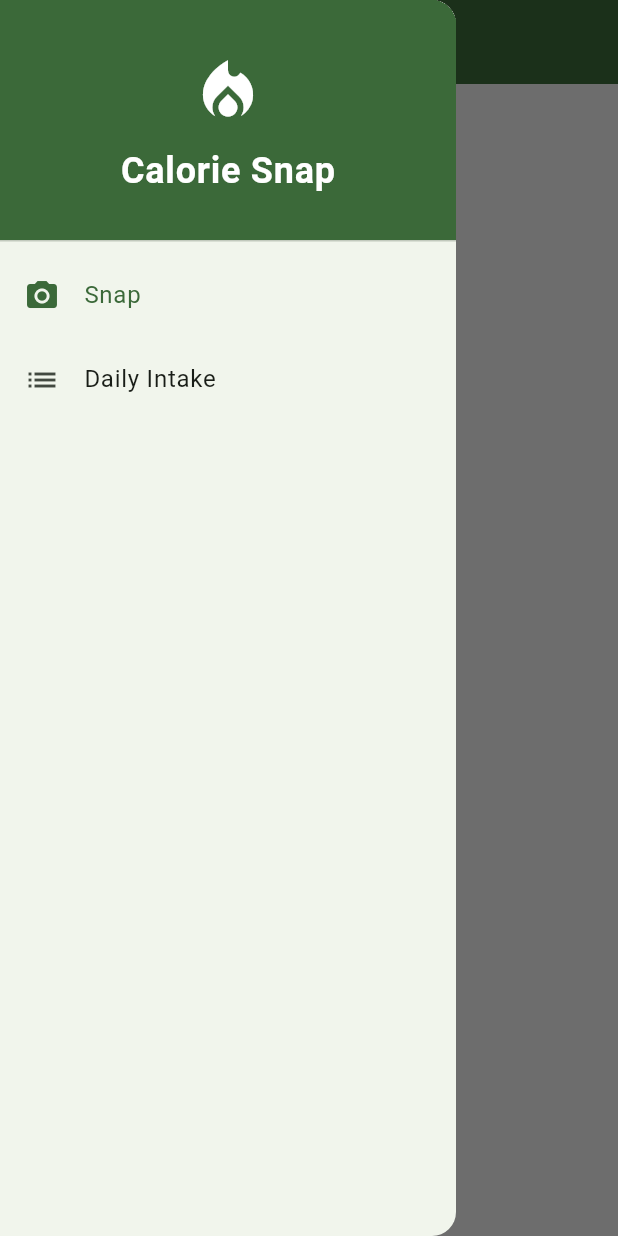
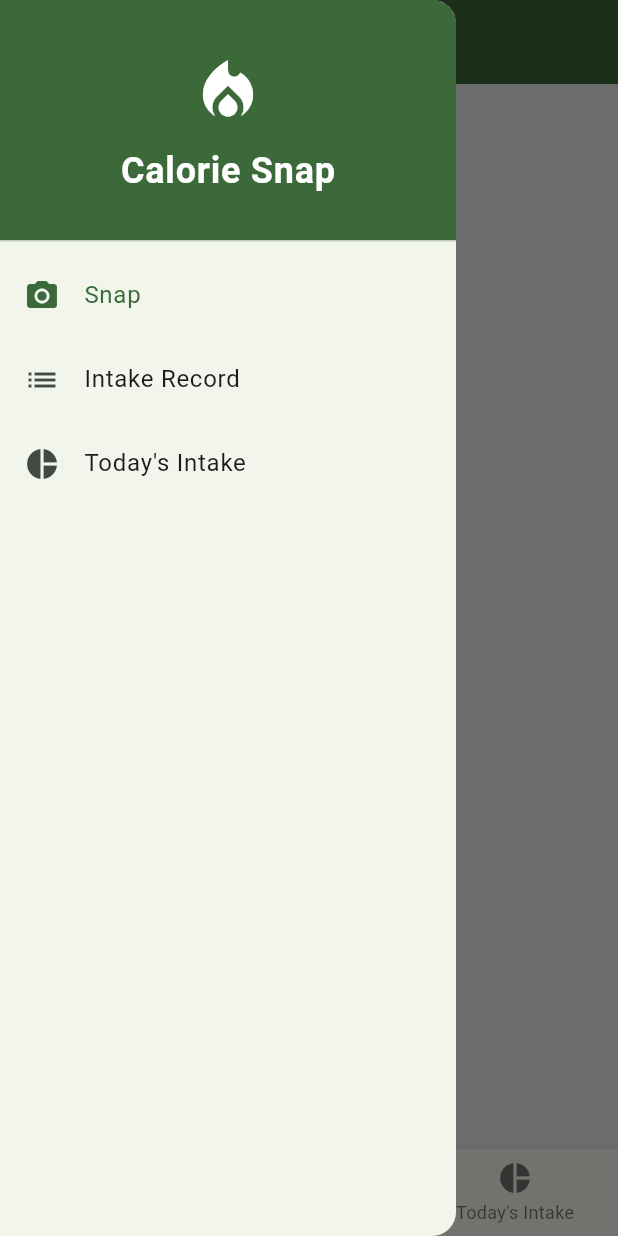
Before and after one commit to Felixqaq/calorie_snap, a Flutter app: the screen it shows after launch, in the side drawer, after a tap on the "menu" icon, on a phone screen of 412 x 824 dp. Run offline on Flutter 3.47's test engine with Material 3 defaults, Android fonts, the phone set to English and light mode, and no system bars; our stand-ins replace camera, percent_indicator, sqflite; accounts and stored records are empty.

Commit message:
add daily intake

```diff
--- a/lib/food_db.dart
+++ b/lib/food_db.dart
@@ -76,4 +76,22 @@ class FoodDatabase {
       );
     });
   }
+
+  Future<List<Food>> getFoodsByDate(DateTime date) async {
+    final db = await database;
+    final List<Map<String, dynamic>> maps = await db.query(
+      'foods',
+      where: 'dateTime LIKE ?',
+      whereArgs: ['${date.toIso8601String().substring(0, 10)}%'],
+    );
+
+    return List.generate(maps.length, (i) {
+      return Food(
+        id: maps[i]['id'],
+        name: maps[i]['name'],
+        calories: maps[i]['calories'],
+        dateTime: DateTime.parse(maps[i]['dateTime']),
+      );
+    });
+  }
 }
--- a/lib/main.dart
+++ b/lib/main.dart
@@ -2,6 +2,7 @@ import 'package:flutter/material.dart';
 import 'package:flutter/services.dart';
 import 'pages/show_food_page.dart';
 import 'pages/home_page.dart';
+import 'pages/show_today_intake_page.dart';
 
 void main() async {
   WidgetsFlutterBinding.ensureInitialized();
@@ -35,6 +36,7 @@ class MyApp extends StatelessWidget {
       ),
       routes: {
         '/show_food': (context) => const ShowFoodPage(title: 'Calorie Snap'),
+        '/show_today_intake': (context) => const ShowTodayIntakePage(),
       },
       home: const HomePage(),
     );
--- a/lib/pages/home_page.dart
+++ b/lib/pages/home_page.dart
@@ -1,6 +1,7 @@
 import 'package:flutter/material.dart';
 import 'camera_page.dart';
 import 'show_food_page.dart';
+import 'show_today_intake_page.dart';
 
 class HomePage extends StatefulWidget {
   const HomePage({super.key});
@@ -60,9 +61,15 @@ class _HomePageState extends State<HomePage> {
             ),
             ListTile(
               leading: const Icon(Icons.list),
-              title: const Text('Daily Intake'),
+              title: const Text('Intake Record'),
               selected: _selectedIndex == 1,
               onTap: () => _onItemTapped(1),
+            ),
+            ListTile(
+              leading: const Icon(Icons.pie_chart),
+              title: const Text('Today\'s Intake'),
+              selected: _selectedIndex == 2,
+              onTap: () => _onItemTapped(2),
             ),
           ],
         ),
@@ -72,6 +79,25 @@ class _HomePageState extends State<HomePage> {
         children: const [
           CameraPage(),
           ShowFoodPage(title: 'Calorie Snap'),
+          ShowTodayIntakePage(),
+        ],
+      ),
+      bottomNavigationBar: BottomNavigationBar(
+        currentIndex: _selectedIndex,
+        onTap: _onItemTapped,
+        items: const [
+          BottomNavigationBarItem(
+            icon: Icon(Icons.camera_alt),
+            label: 'Snap',
+          ),
+          BottomNavigationBarItem(
+            icon: Icon(Icons.list),
+            label: 'Intake Record',
+          ),
+          BottomNavigationBarItem(
+            icon: Icon(Icons.pie_chart),
+            label: 'Today\'s Intake',
+          ),
         ],
       ),
     );
--- /dev/null
+++ b/lib/pages/show_today_intake_page.dart
@@ -0,0 +1,52 @@
+import 'package:flutter/material.dart';
+import 'package:percent_indicator/circular_percent_indicator.dart';
+import '../food_db.dart';
+
+class ShowTodayIntakePage extends StatefulWidget {
+  const ShowTodayIntakePage({super.key});
+
+  @override
+  State<ShowTodayIntakePage> createState() => _ShowTodayIntakePageState();
+}
+
+class _ShowTodayIntakePageState extends State<ShowTodayIntakePage> {
+  final FoodDatabase _foodDb = FoodDatabase.instance;
+  int _todayCalories = 0;
+
+  @override
+  void initState() {
+    super.initState();
+    _loadTodayCalories();
+  }
+
+  Future<void> _loadTodayCalories() async {
+    final today = DateTime.now();
+    final foods = await _foodDb.getFoodsByDate(today);
+    setState(() {
+      _todayCalories = foods.fold(0, (sum, food) => sum + food.calories);
+    });
+  }
+
+  @override
+  Widget build(BuildContext context) {
+    return Scaffold(
+      appBar: AppBar(
+        title: const Text('今日攝取熱量'),
+      ),
+      body: Center(
+        child: CircularPercentIndicator(
+          radius: 100.0,
+          lineWidth: 13.0,
+          animation: true,
+          percent: _todayCalories / 2400,
+          center: Text(
+            '$_todayCalories / 2400 卡路里',
+            style: const TextStyle(fontWeight: FontWeight.bold, fontSize: 20.0),
+          ),
+          circularStrokeCap: CircularStrokeCap.round,
+          progressColor: Colors.green,
+        ),
+      ),
+    );
+  }
+}
--- a/pubspec.yaml
+++ b/pubspec.yaml
@@ -15,6 +15,7 @@ dependencies:
   http: ^1.2.1
   image_picker: ^1.0.7
   path: ^1.8.3
+  percent_indicator: ^4.2.2
 
 dev_dependencies:
   flutter_test:
```
Also changed, not shown: lib/pages/show_food_page.dart (+30 -4 lines), pubspec.lock.
